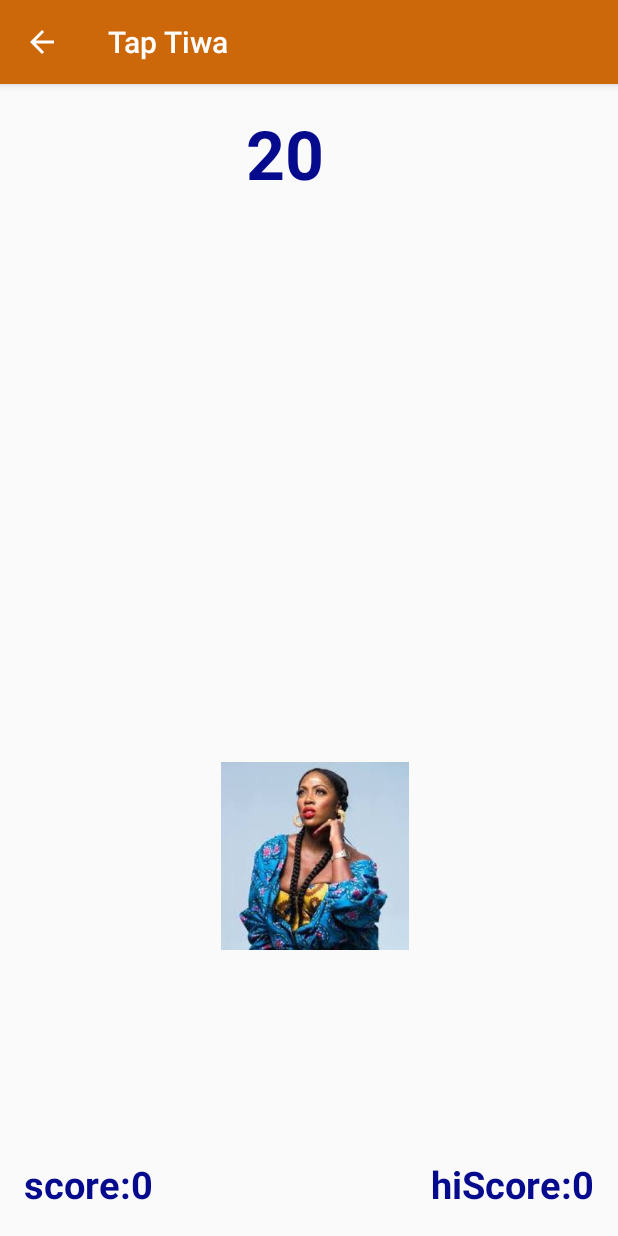
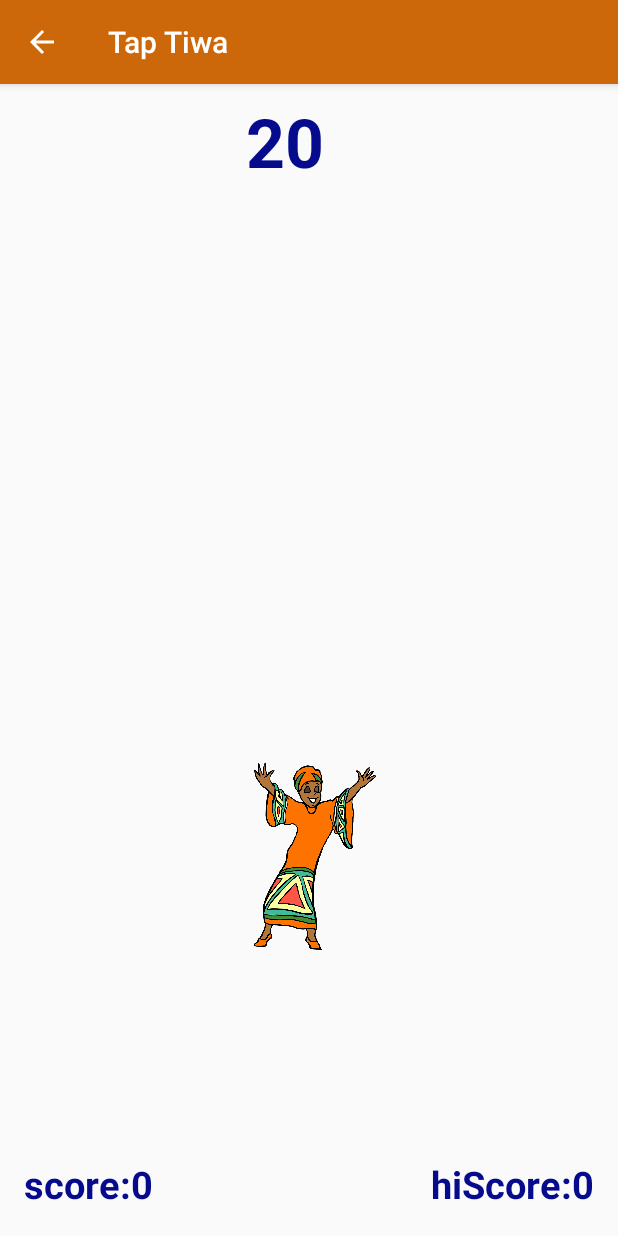
Before and after one commit to OceanDiaali/TapTiwaSavage, an Android app: the Game screen opened directly, with no data from a screen before it, on a phone screen of 412 x 824 dp. Run offline under Robolectric (Android 15) with nearby library versions, the phone set to English and light mode, and no system bars.

Commit message:
change 'tiwa' image to cartoon

```diff
--- a/app/src/main/res/layout/activity_game.xml
+++ b/app/src/main/res/layout/activity_game.xml
@@ -23,7 +23,7 @@
             android:layout_height="125dp"
             app:layout_column="0"
             app:layout_row="0"
-            app:srcCompat="@drawable/tiwa_savage" />
+            app:srcCompat="@drawable/tiwa_cartoon" />
 
         <ImageView
             android:id="@+id/tiwa2"
@@ -31,7 +31,7 @@
             android:layout_height="125dp"
             app:layout_column="1"
             app:layout_row="0"
-            app:srcCompat="@drawable/tiwa_savage" />
+            app:srcCompat="@drawable/tiwa_cartoon" />
 
         <ImageView
             android:id="@+id/tiwa3"
@@ -39,7 +39,7 @@
             android:layout_height="125dp"
             app:layout_column="2"
             app:layout_row="0"
-            app:srcCompat="@drawable/tiwa_savage" />
+            app:srcCompat="@drawable/tiwa_cartoon" />
 
         <ImageView
             android:id="@+id/tiwa4"
@@ -47,7 +47,7 @@
             android:layout_height="125dp"
             app:layout_column="0"
             app:layout_row="1"
-            app:srcCompat="@drawable/tiwa_savage" />
+            app:srcCompat="@drawable/tiwa_cartoon" />
 
         <ImageView
             android:id="@+id/tiwa5"
@@ -55,7 +55,7 @@
             android:layout_height="125dp"
             app:layout_column="1"
             app:layout_row="1"
-            app:srcCompat="@drawable/tiwa_savage" />
+            app:srcCompat="@drawable/tiwa_cartoon" />
 
         <ImageView
             android:id="@+id/tiwa6"
@@ -63,7 +63,7 @@
             android:layout_height="125dp"
             app:layout_column="2"
             app:layout_row="1"
-            app:srcCompat="@drawable/tiwa_savage" />
+            app:srcCompat="@drawable/tiwa_cartoon" />
 
         <ImageView
             android:id="@+id/tiwa7"
@@ -71,7 +71,7 @@
             android:layout_height="125dp"
             app:layout_column="0"
             app:layout_row="2"
-            app:srcCompat="@drawable/tiwa_savage" />
+            app:srcCompat="@drawable/tiwa_cartoon" />
 
         <ImageView
             android:id="@+id/tiwa8"
@@ -79,7 +79,7 @@
             android:layout_height="125dp"
             app:layout_column="1"
             app:layout_row="2"
-            app:srcCompat="@drawable/tiwa_savage" />
+            app:srcCompat="@drawable/tiwa_cartoon" />
 
         <ImageView
             android:id="@+id/tiwa9"
@@ -87,7 +87,7 @@
             android:layout_height="125dp"
             app:layout_column="2"
             app:layout_row="2"
-            app:srcCompat="@drawable/tiwa_savage" />
+            app:srcCompat="@drawable/tiwa_cartoon" />
     </android.support.v7.widget.GridLayout>
 
     <TextView
@@ -95,7 +95,7 @@
         android:layout_width="wrap_content"
         android:layout_height="wrap_content"
         android:layout_marginStart="164dp"
-        android:layout_marginTop="16dp"
+        android:layout_marginTop="8dp"
         android:text="@string/timer_label"
         android:textAlignment="center"
         android:textColor="@color/colorPrimaryDark"
```
